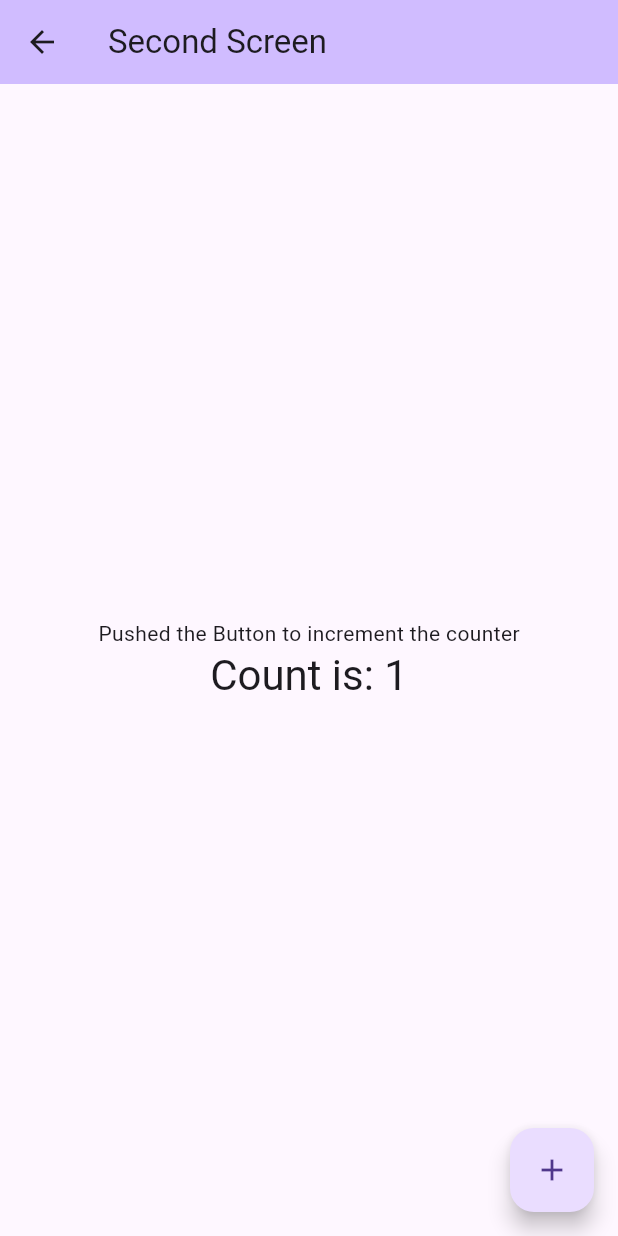
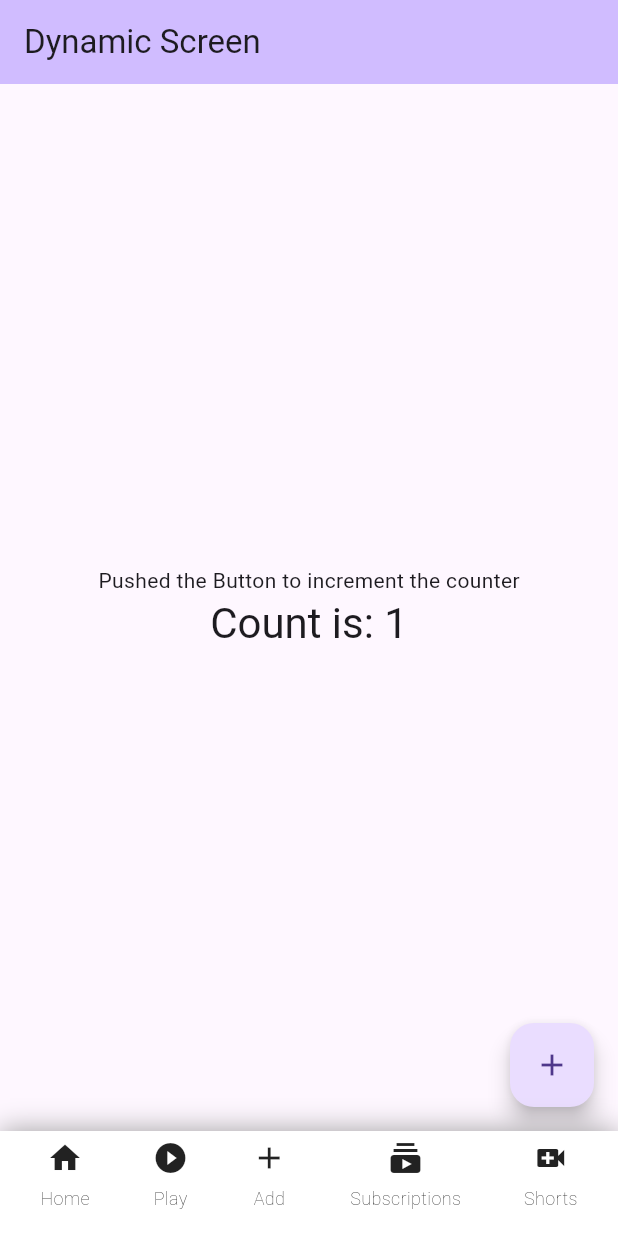
Before and after one commit to SouravKumarJana/flutter_application_2, a Flutter app: the screen it shows after launch, item 2 of the bottom bar chosen, after a tap on the "add" icon, on a phone screen of 412 x 824 dp. Run offline on Flutter 3.47's test engine with Material 3 defaults, Android fonts, the phone set to English and light mode, and no system bars.

Commit message:
youtube bottom navBar

```diff
--- a/lib/Widgets/bar_elememt.dart
+++ b/lib/Widgets/bar_elememt.dart
@@ -1,27 +1,34 @@
 import 'package:flutter/material.dart';
+import 'package:flutter_application_2/Widgets/screen1.dart';
+import 'package:flutter_application_2/Widgets/secondScreen.dart';
 
 class BarElememt extends StatelessWidget{
-  final String name;
+  final String? name;
   final Icon icon;
   final TextStyle textStyle;
   final VoidCallback callback;
 
   const BarElememt({super.key,
-  required this.name,
+  this.name,
   required this.icon,
   required this.textStyle,
   required this.callback
 });
 
+
+
 @override
   Widget build(BuildContext context) {
+
     return InkWell(
         onTap: callback,
         child: Column(
             children: [
                 icon,
                 const SizedBox(height: 6),
-                Text(name, style: textStyle),
+                if(name!= null )...[
+                  Text(name!, style: textStyle),
+                ]
             ],
         ),
     );
--- a/lib/Widgets/bar_stack.dart
+++ b/lib/Widgets/bar_stack.dart
@@ -1,10 +1,29 @@
 import 'package:flutter/material.dart';
+import 'package:flutter_application_2/Widgets/home_screen.dart';
 import 'bar_elememt.dart';
 import 'screen1.dart';
 import 'secondScreen.dart';
 import 'text_style.dart';
-class BarStack extends StatelessWidget{
-  const BarStack({super.key});
+
+class BarStack extends StatefulWidget {
+  final ValueChanged<int> onIndexChanged;
+  const BarStack({super.key, required this.onIndexChanged});
+
+  @override
+  State<BarStack> createState() => _BarStackState();
+}
+
+class _BarStackState extends State<BarStack> {
+  int selectedIndex = 0;
+
+  void _changeIndex(int index) {
+    setState(() {
+      selectedIndex = index;
+    });
+
+    widget.onIndexChanged(index);
+  }
+
   @override
   Widget build(BuildContext context) {
     return Row(
@@ -12,70 +31,34 @@ class BarStack extends StatelessWidget{
       children: [
         BarElememt(
           name: 'Home',
-          icon: Icon(Icons.home),
+          icon: const Icon(Icons.home),
           textStyle: textStyle,
-          callback: (){
-          Navigator.push(
-            context,
-            MaterialPageRoute(
-              builder: (context) => const MyHomeScreen1(),
-            ),
-          );
-        }
+          callback: () => _changeIndex(0),
         ),
         BarElememt(
           name: 'Play',
-          icon: Icon(Icons.play_circle_fill),
+          icon: const Icon(Icons.play_circle_fill),
           textStyle: textStyle,
-          callback: (){
-          Navigator.push(
-            context,
-            MaterialPageRoute(
-              builder: (context) => const Secondscreen(title: 'Second Screen',),
-            ),
-          );
-        }
+          callback: () => _changeIndex(1),
         ),
         BarElememt(
-          name: 'add',
-          icon: Icon(Icons.add),
+          name: 'Add',
+          icon: const Icon(Icons.add),
           textStyle: textStyle,
-          callback: (){
-          Navigator.push(
-            context,
-            MaterialPageRoute(
-              builder: (context) => const MyHomeScreen1(),
-            ),
-          );
-        }
+          callback: () => _changeIndex(2),
         ),
         BarElememt(
-          name: 'subscriptions',
-          icon: Icon(Icons.subscriptions),
+          name: 'Subscriptions',
+          icon: const Icon(Icons.subscriptions),
           textStyle: textStyle,
-          callback: (){
-          Navigator.push(
-            context,
-            MaterialPageRoute(
-              builder: (context) => const MyHomeScreen1(),
-            ),
-          );
-        }
+          callback: () => _changeIndex(3),
         ),
         BarElememt(
-          name: 'shorts',
-          icon: Icon(Icons.video_call),
+          name: 'Shorts',
+          icon: const Icon(Icons.video_call),
           textStyle: textStyle,
-          callback: (){
-          Navigator.push(
-            context,
-            MaterialPageRoute(
-              builder: (context) => const MyHomeScreen1(),
+          callback: () => _changeIndex(4),
         ),
-          );
-        }
-      ),
-
       ],
     );
   }
--- a/lib/Widgets/home_screen.dart
+++ b/lib/Widgets/home_screen.dart
@@ -1,29 +1,76 @@
 import 'package:flutter/material.dart';
 import 'bar_stack.dart';
-class HomeScreen extends StatelessWidget{
+import 'screen1.dart';
+import 'secondScreen.dart';
+
+class HomeScreen extends StatefulWidget {
   const HomeScreen({super.key});
+
+  @override
+  State<HomeScreen> createState() => _HomeScreenState();
+}
+
+class _HomeScreenState extends State<HomeScreen> {
+  int currentIndex = 0;
+
+  final List<Widget> screen = const [
+    MyHomeScreen1(),
+    Secondscreen(title: 'Dynamic Screen'),
+    MyHomeScreen1(),
+    MyHomeScreen1(),
+    MyHomeScreen1(),
+  ];
+
+  void updateIndex(int index) {
+    setState(() {
+      currentIndex = index;
+    });
+  }
 
   @override
   Widget build(BuildContext context) {
     return Scaffold(
-      backgroundColor: Colors.white,
-      appBar: AppBar(title: Text('Home Screen'),centerTitle: true,),
+      body: screen[currentIndex],
       bottomNavigationBar: Container(
-        padding: EdgeInsets.all(6),
-        width: double.infinity,
+        padding: const EdgeInsets.all(6),
         height: 70,
-        decoration: BoxDecoration(
+        decoration: const BoxDecoration(
           color: Colors.white,
           boxShadow: [
-            BoxShadow(
-              color: Colors.black26,
-              blurRadius: 15
-            )
+            BoxShadow(color: Colors.grey, blurRadius: 15),
           ],
         ),
-        child: BarStack()
+        child: BarStack(onIndexChanged: updateIndex),
       ),
-
     );
   }
 }
+
+
+// class HomeScreen extends StatelessWidget{
+//   const HomeScreen({super.key});
+
+//   @override
+//   Widget build(BuildContext context) {
+//     return Scaffold(
+//       backgroundColor: Colors.white,
+//       appBar: AppBar(title: Text('Home Screen'), centerTitle: true,),
+//       bottomNavigationBar: Container(
+//         padding: EdgeInsets.all(6),
+//         width: double.infinity,
+//         height: 70,
+//         decoration: BoxDecoration(
+//           color: Colors.white,
+//           boxShadow: [
+//             BoxShadow(
+//               color: Colors.grey,
+//               blurRadius: 15
+//             )
+//           ],
+//         ),
+//         child: BarStack()
+//       ),
+
+//     );
+//   }
+// }
```
Lines whose indentation alone changed are shown as unchanged.
